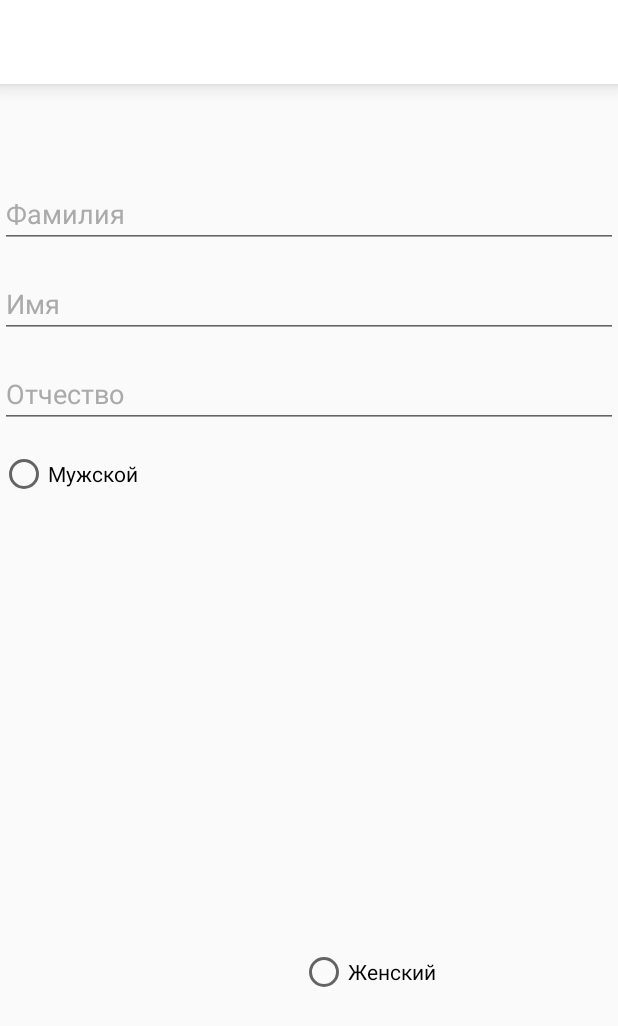
After one commit to mn6kv/My_Application_On_Learning, an Android app: the ProfileActivity screen opened directly, with no data from a screen before it, on a phone screen of 412 x 824 dp. The commit adds this screen. Shown: the top 1026 px of the screen. Run offline under Robolectric (Android 15) with nearby library versions, the phone set to English and light mode, and no system bars.

Commit message:
first hw fixed. hw 2 part 1 added. many костылей

```diff
--- a/app/src/main/AndroidManifest.xml
+++ b/app/src/main/AndroidManifest.xml
@@ -9,6 +9,7 @@
         android:roundIcon="@mipmap/ic_launcher_round"
         android:supportsRtl="true"
         android:theme="@style/AppTheme">
+        <activity android:name=".ProfileActivity"></activity>
         <activity android:name=".MainActivity">
             <intent-filter>
                 <action android:name="android.intent.action.MAIN" />
--- a/app/src/main/java/com/example/myapplication/Animal.kt
+++ b/app/src/main/java/com/example/myapplication/Animal.kt
@@ -8,10 +8,10 @@ open class Animal {
 
     var name: String
     var power: Byte
-    var luck: Byte
+    var luck: Float
     protected var health: Int
 
-    constructor(name: String, power: Byte, luck: Byte, health: Int) {
+    constructor(name: String, power: Byte, luck: Float, health: Int) {
         this.name = name
         this.power = power
         if (luck in 1..1)
@@ -25,9 +25,9 @@ open class Animal {
     }
 
     fun attack(rival: Animal): String {
-        rival.health -= this.power * this.luck
+        rival.health -= (this.power * this.luck).toInt()
         if (rival.isAlive())
-            this.health -= rival.power * rival.luck * this.luck
+            this.health -= (rival.power * rival.luck * this.luck).toInt()
         return this.name + "attacked" + rival.name + "\n" + this.name + "'s health: " + this.health +
                 rival.name + "'s health: " + rival.health
     }
--- a/app/src/main/java/com/example/myapplication/Leopard.kt
+++ b/app/src/main/java/com/example/myapplication/Leopard.kt
@@ -1,15 +1,7 @@
 package com.example.myapplication
 
-class Leopard: Animal, Predator {
-
-    constructor(name: String, power: Byte, luck: Byte, health: Int) : super(name, power, luck, health) {
-        super.name = name
-        this.power = power
-        if (luck in 1..1)
-            this.luck = luck
-        else throw Exception("luck - значение удачи животного от 0 до 1")
-        this.health = health
-    }
+class Leopard(name: String, power: Byte, luck: Float, health: Int):
+    Animal(name, power, luck, health), Predator {
 
     override fun hide() {
         print("tssss!")
@@ -17,7 +9,7 @@ class Leopard: Animal, Predator {
 
     override fun sharpAttack(rival: Animal) {
         this.hide()
-        this.health += rival.power * rival.luck * this.luck
+        this.health += (rival.power * rival.luck * this.luck).toInt()
         this.attack(rival)
     }
 
--- a/app/src/main/java/com/example/myapplication/MainActivity.kt
+++ b/app/src/main/java/com/example/myapplication/MainActivity.kt
@@ -1,12 +1,20 @@
 package com.example.myapplication
 
+import android.content.Intent
 import androidx.appcompat.app.AppCompatActivity
 import android.os.Bundle
+import android.widget.Button
+import android.widget.Toolbar
 
 class MainActivity : AppCompatActivity() {
     override fun onCreate(savedInstanceState: Bundle?) {
         super.onCreate(savedInstanceState)
         setContentView(R.layout.activity_main)
-        var leopard: Leopard("1", 110, 0.5, 50)
+        val button = findViewById<Button>(R.id.btnGoToProfile)
+//        var leopard = Leopard("1", 110, 0.5f, 50)
+        button.setOnClickListener{
+            val intent = Intent(this, ProfileActivity::class.java)
+            startActivity(intent)
+        }
     }
 }
--- /dev/null
+++ b/app/src/main/java/com/example/myapplication/ProfileActivity.kt
@@ -0,0 +1,67 @@
+package com.example.myapplication
+
+import android.annotation.SuppressLint
+import androidx.appcompat.app.AppCompatActivity
+import android.os.Bundle
+import android.widget.*
+
+class ProfileActivity : AppCompatActivity() {
+
+    lateinit var rbMale: RadioButton
+    lateinit var rbFemale: RadioButton
+    private lateinit var edtSecName: EditText
+    private lateinit var edtName: EditText
+    private lateinit var edtOtchestvo: EditText
+//    private lateinit var btnEditProfile: EditText
+
+    override fun onCreate(savedInstanceState: Bundle?) {
+        super.onCreate(savedInstanceState)
+        setContentView(R.layout.activity_profile)
+//        val toolbar = findViewById<Toolbar>(R.id.toolbar)
+        //setSupportActionBar(toolbar);
+/*        supportActionBar?.homeAsUpIndicator = R.drawable.ic_baseline_clear_24
+        supportActionBar?.displayHomeAsUpEnabled = true*/
+        //toolbar!!.title = "Личные данные"
+        //toolbar.setDisplayHomeAsUpEnabled(true)
+
+        edtSecName = findViewById<EditText>(R.id.edtSecondName)
+        edtName = findViewById<EditText>(R.id.edtName)
+        edtOtchestvo = findViewById<EditText>(R.id.edtOtchestvo)
+
+        rbMale = findViewById(R.id.rbMale)
+        rbFemale = findViewById(R.id.rbFemale)
+
+//        btnEditProfile = findViewById(R.id.btnEditProfile)
+
+        edtBlock(edtSecName)
+        edtBlock(edtName)
+        edtBlock(edtOtchestvo)
+
+/*        btnEditProfile.setOnClickListener{
+            edtUnblock(edtSecName)
+            edtUnblock(edtName)
+            edtUnblock(edtOtchestvo)
+        }*/
+    }
+
+    fun edtBlock(edt: EditText) {
+        edt.isFocusable = false
+        edt.isLongClickable = false
+    }
+
+    fun edtUnblock(edt: EditText) {
+        edt.isFocusable = true
+        edt.isLongClickable = true
+    }
+
+/*    override fun onCheckedChanged(btn: CompoundButton, ischecked: Boolean) {
+        if (ischecked)
+
+    }*/
+
+
+    override fun onSupportNavigateUp(): Boolean {
+        onBackPressed()
+        return true
+    }
+}
--- /dev/null
+++ b/app/src/main/res/drawable/ic_baseline_clear_24.xml
@@ -0,0 +1,5 @@
+<vector android:height="24dp" android:tint="#808688"
+    android:viewportHeight="24" android:viewportWidth="24"
+    android:width="24dp" xmlns:android="http://schemas.android.com/apk/res/android">
+    <path android:fillColor="@android:color/white" android:pathData="M19,6.41L17.59,5 12,10.59 6.41,5 5,6.41 10.59,12 5,17.59 6.41,19 12,13.41 17.59,19 19,17.59 13.41,12z"/>
+</vector>
--- a/app/src/main/res/layout/activity_main.xml
+++ b/app/src/main/res/layout/activity_main.xml
@@ -5,7 +5,15 @@
     android:layout_width="match_parent"
     android:layout_height="match_parent"
     tools:context=".MainActivity">
-
+<Button
+    android:id="@+id/btnGoToProfile"
+    android:layout_width="wrap_content"
+    android:layout_height="wrap_content"
+    android:text="go to profile"
+    style="@style/TextAppearance.AppCompat.Body1"
+    app:layout_constraintTop_toTopOf="parent"
+    app:layout_constraintStart_toStartOf="parent"
+    />
     <TextView
         android:layout_width="wrap_content"
         android:layout_height="wrap_content"
--- /dev/null
+++ b/app/src/main/res/layout/activity_profile.xml
@@ -0,0 +1,91 @@
+<?xml version="1.0" encoding="utf-8"?>
+<RelativeLayout xmlns:android="http://schemas.android.com/apk/res/android"
+    xmlns:app="http://schemas.android.com/apk/res-auto"
+    xmlns:tools="http://schemas.android.com/tools"
+    android:layout_width="match_parent"
+    android:layout_height="match_parent"
+    tools:context=".ProfileActivity"
+    tools:ignore="ExtraText">
+
+    <include
+        android:id="@+id/toolbar"
+        layout="@layout/toolbar"/>
+
+    <ImageButton
+        android:id="@+id/btnProfileBack"
+        android:layout_width="wrap_content"
+        android:layout_height="wrap_content"
+        android:layout_alignBottom="@+id/tvUsersName"
+        android:layout_marginBottom="8dp"
+        android:background="@drawable/ic_baseline_clear_24"
+        app:layout_constraintStart_toStartOf="parent"
+        app:layout_constraintTop_toTopOf="parent" />
+
+    <TextView
+        android:id="@+id/tvUsersName"
+        android:layout_width="wrap_content"
+        android:layout_height="wrap_content"
+        android:layout_marginStart="60dp"
+        android:text="Личные данные"
+        android:textSize="24dp"
+        android:textColor="#000"
+        app:layout_constraintStart_toEndOf="@+id/btnProfileBack"
+        app:layout_constraintTop_toTopOf="parent"
+        />
+
+    <EditText
+        android:id="@+id/edtSecondName"
+        android:layout_width="match_parent"
+        android:layout_height="wrap_content"
+        android:layout_marginTop="120dp"
+        app:layout_constraintTop_toTopOf="parent"
+        android:text="Фамилия"
+        android:textColor="@android:color/darker_gray"
+        />
+
+    <EditText
+        android:id="@+id/edtName"
+        android:layout_width="match_parent"
+        android:layout_height="wrap_content"
+        android:layout_marginTop="180dp"
+        android:text="Имя"
+        android:textColor="@android:color/darker_gray"
+        />
+    <EditText
+        android:id="@+id/edtOtchestvo"
+        android:layout_width="match_parent"
+        android:layout_height="wrap_content"
+        android:layout_marginTop="240dp"
+        android:text="Отчество"
+        android:textColor="@android:color/darker_gray"
+        />
+
+    <RadioGroup
+        android:layout_width="wrap_content"
+        android:layout_height="wrap_content">
+    <RadioButton
+        android:id="@+id/rbMale"
+        android:layout_height="wrap_content"
+        android:layout_width="wrap_content"
+        android:text="Мужской"
+        android:layout_marginTop="300dp"
+        />
+    <RadioButton
+        android:id="@+id/rbFemale"
+        android:layout_height="wrap_content"
+        android:layout_width="wrap_content"
+        android:text="Женский"
+        android:layout_marginTop="300dp"
+        android:layout_marginStart="200dp"
+        />
+    </RadioGroup>
+
+<!--    <Button
+        android:id="@+id/btnEditProfile"
+        android:layout_width="match_parent"
+        android:layout_height="wrap_content"
+        android:layout_marginTop="680dp"
+        android:text="Edit"
+        />-->
+
+</RelativeLayout>
--- /dev/null
+++ b/app/src/main/res/layout/toolbar.xml
@@ -0,0 +1,11 @@
+<?xml version="1.0" encoding="utf-8"?>
+<androidx.appcompat.widget.Toolbar xmlns:android="http://schemas.android.com/apk/res/android"
+    xmlns:tools="http://schemas.android.com/tools"
+    android:id="@+id/toolbar"
+    android:layout_width="match_parent"
+    android:layout_height="wrap_content"
+    android:elevation="8dp"
+    android:background="#FFF"
+    tools:ignore="InvalidId">
+
+</androidx.appcompat.widget.Toolbar>
--- a/app/src/main/res/values/styles.xml
+++ b/app/src/main/res/values/styles.xml
@@ -1,6 +1,6 @@
 <resources>
     <!-- Base application theme. -->
-    <style name="AppTheme" parent="Theme.AppCompat.Light.DarkActionBar">
+    <style name="AppTheme" parent="Theme.AppCompat.Light.NoActionBar">
         <!-- Customize your theme here. -->
         <item name="colorPrimary">@color/colorPrimary</item>
         <item name="colorPrimaryDark">@color/colorPrimaryDark</item>
```
